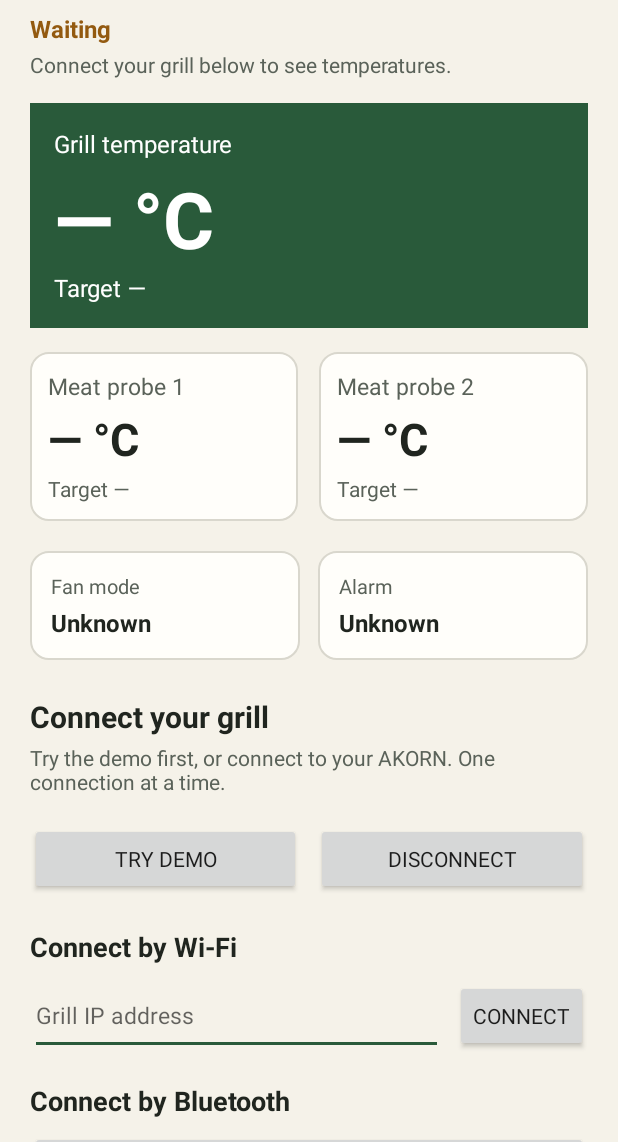
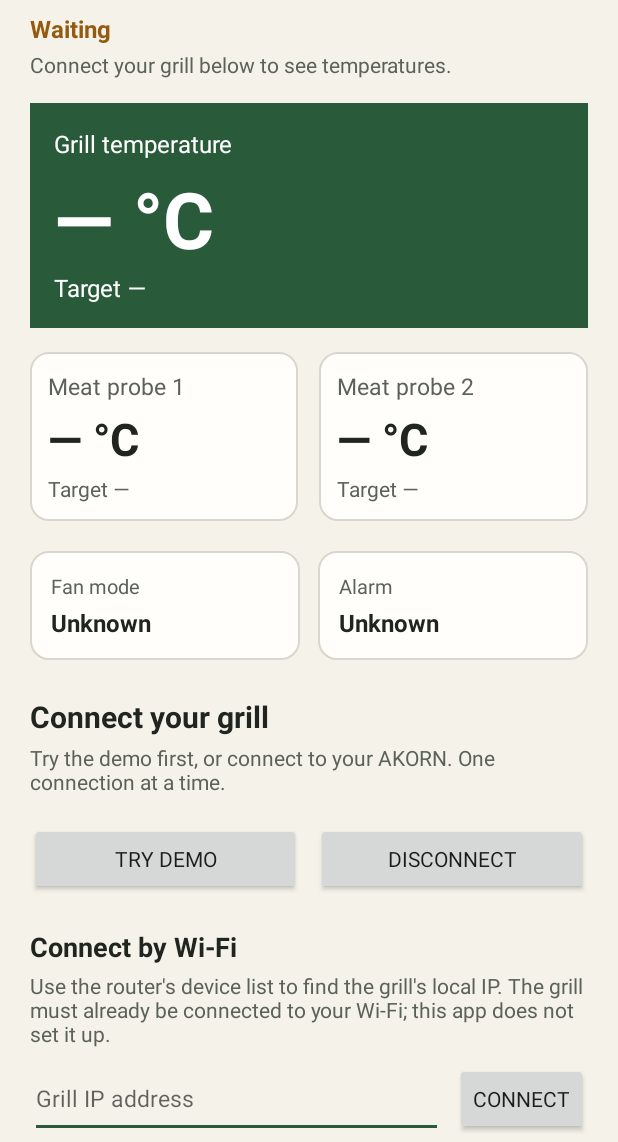
Before and after one commit to markleonfreese/Open-Akorn, an Android app: the screen it shows after launch (MainActivity), on a phone screen of 412 x 824 dp, the part 94-1236 px from its top. Run offline under Robolectric (Android 15) with nearby library versions, the phone set to English and light mode, and no system bars.

Commit message:
Clarify Android Wi-Fi connection setup

```diff
--- a/android/app/src/main/res/layout/connection_setup.xml
+++ b/android/app/src/main/res/layout/connection_setup.xml
@@ -52,6 +52,13 @@
             android:textColor="@color/akorn_ink"
             android:textSize="18sp"
             android:textStyle="bold" />
+        <TextView
+            android:layout_width="match_parent"
+            android:layout_height="wrap_content"
+            android:layout_marginTop="4dp"
+            android:text="@string/wifi_connection_help"
+            android:textColor="@color/akorn_muted"
+            android:textSize="14sp" />
         <LinearLayout
             android:layout_width="match_parent"
             android:layout_height="wrap_content"
--- a/android/app/src/main/res/values/strings.xml
+++ b/android/app/src/main/res/values/strings.xml
@@ -34,6 +34,7 @@
     <string name="try_demo">Try demo</string>
     <string name="disconnect">Disconnect</string>
     <string name="connect_by_wifi">Connect by Wi-Fi</string>
+    <string name="wifi_connection_help">Use the router's device list to find the grill's local IP. The grill must already be connected to your Wi-Fi; this app does not set it up.</string>
     <string name="grill_ip_address">Grill IP address</string>
     <string name="connect">Connect</string>
     <string name="connect_by_bluetooth">Connect by Bluetooth</string>
```
Also changed, not shown: 1 other file.
